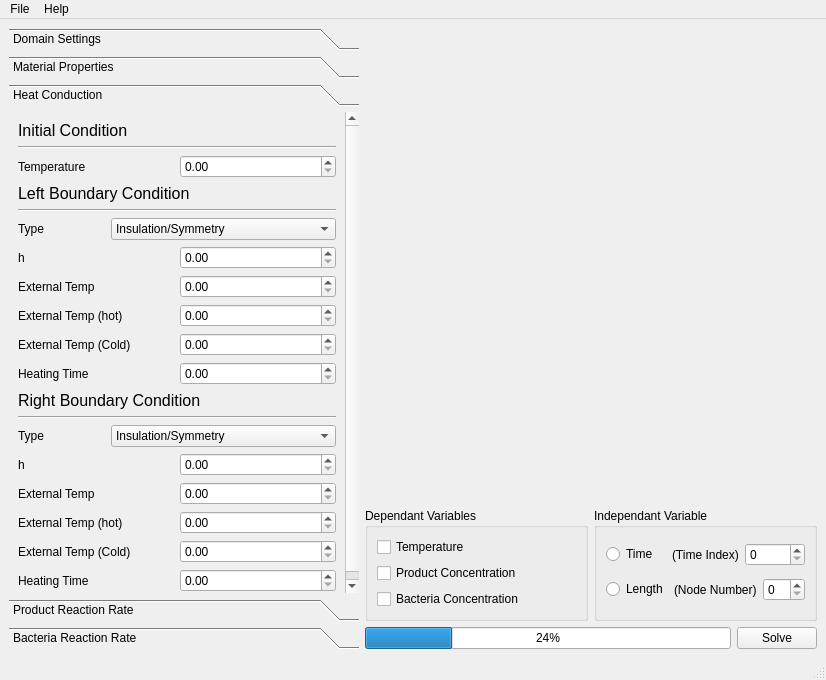
This is gui/solver.ui in mirrorscotty/fd-solver as Qt 5 draws it before an edit. The edited form follows.
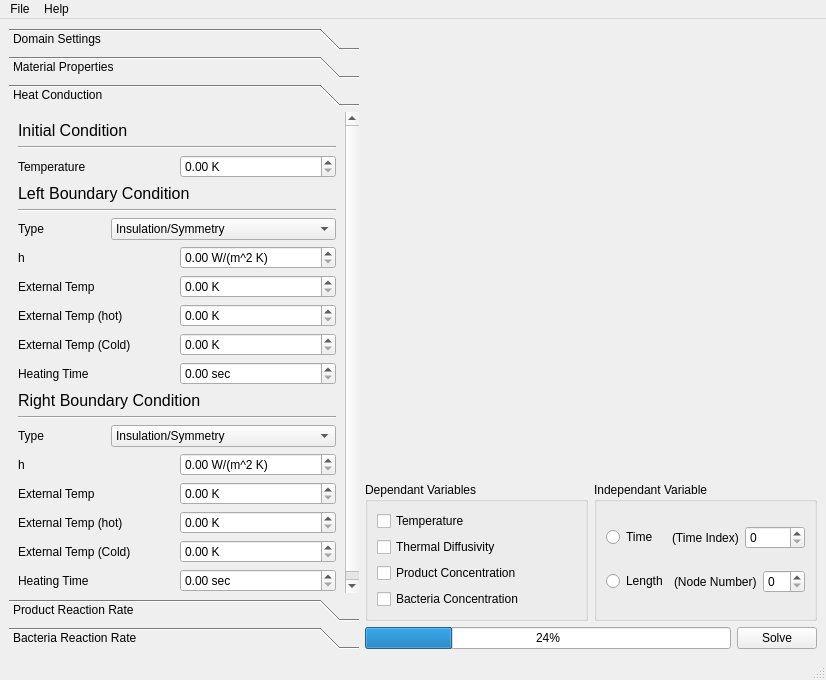
This is the edited form. The open tabs and pages were chosen to show the change. Custom widgets are drawn as their Qt base class.

Commit message: Added units to the interface and cleaned up a couple minor issues.

Patch:
```diff
--- a/gui/solver.ui
+++ b/gui/solver.ui
@@ -389,7 +389,7 @@
          <x>0</x>
          <y>0</y>
          <width>340</width>
-         <height>477</height>
+         <height>493</height>
         </rect>
        </property>
        <attribute name="label">
@@ -425,6 +425,9 @@
           </item>
           <item>
            <widget class="QDoubleSpinBox" name="spinTInit">
+            <property name="suffix">
+             <string> K</string>
+            </property>
             <property name="maximum">
              <double>9999.989999999999782</double>
             </property>
@@ -494,6 +497,9 @@
           </item>
           <item>
            <widget class="QDoubleSpinBox" name="spinHLeft">
+            <property name="suffix">
+             <string> W/(m^2 K)</string>
+            </property>
             <property name="maximum">
              <double>999.990000000000009</double>
             </property>
@@ -512,6 +518,9 @@
           </item>
           <item>
            <widget class="QDoubleSpinBox" name="spinTExtLeft">
+            <property name="suffix">
+             <string> K</string>
+            </property>
             <property name="maximum">
              <double>9999.989999999999782</double>
             </property>
@@ -530,6 +539,9 @@
           </item>
           <item>
            <widget class="QDoubleSpinBox" name="spinTExtHotLeft">
+            <property name="suffix">
+             <string> K</string>
+            </property>
             <property name="maximum">
              <double>9999.989999999999782</double>
             </property>
@@ -548,6 +560,9 @@
           </item>
           <item>
            <widget class="QDoubleSpinBox" name="spinTExtColdLeft">
+            <property name="suffix">
+             <string> K</string>
+            </property>
             <property name="maximum">
              <double>9999.989999999999782</double>
             </property>
@@ -566,6 +581,9 @@
           </item>
           <item>
            <widget class="QDoubleSpinBox" name="spinTHeatLeft">
+            <property name="suffix">
+             <string> sec</string>
+            </property>
             <property name="maximum">
              <double>999999.989999999990687</double>
             </property>
@@ -632,6 +650,9 @@
           </item>
           <item>
            <widget class="QDoubleSpinBox" name="spinHRight">
+            <property name="suffix">
+             <string> W/(m^2 K)</string>
+            </property>
             <property name="maximum">
              <double>9999.989999999999782</double>
             </property>
@@ -650,6 +671,9 @@
           </item>
           <item>
            <widget class="QDoubleSpinBox" name="spinTExtRight">
+            <property name="suffix">
+             <string> K</string>
+            </property>
             <property name="maximum">
              <double>9999.989999999999782</double>
             </property>
@@ -668,6 +692,9 @@
           </item>
           <item>
            <widget class="QDoubleSpinBox" name="spinTExtHotRight">
+            <property name="suffix">
+             <string> K</string>
+            </property>
             <property name="maximum">
              <double>9999.989999999999782</double>
             </property>
@@ -686,6 +713,9 @@
           </item>
           <item>
            <widget class="QDoubleSpinBox" name="spinTExtColdRight">
+            <property name="suffix">
+             <string> K</string>
+            </property>
             <property name="maximum">
              <double>9999.989999999999782</double>
             </property>
@@ -704,6 +734,9 @@
           </item>
           <item>
            <widget class="QDoubleSpinBox" name="spinTHeatRight">
+            <property name="suffix">
+             <string> sec</string>
+            </property>
             <property name="maximum">
              <double>999999.989999999990687</double>
             </property>
@@ -967,6 +1000,19 @@
              </property>
             </widget>
            </item>
+           <item>
+            <widget class="QCheckBox" name="checkk">
+             <property name="accessibleDescription">
+              <string/>
+             </property>
+             <property name="layoutDirection">
+              <enum>Qt::LeftToRight</enum>
+             </property>
+             <property name="text">
+              <string>Thermal Diffusivity</string>
+             </property>
+            </widget>
+           </item>
            <item>
             <widget class="QCheckBox" name="checkProduct">
              <property name="text">
```
Left out of the diff: 66 changed lines with no effect on the pictures. The commit also changes 2 other files.
